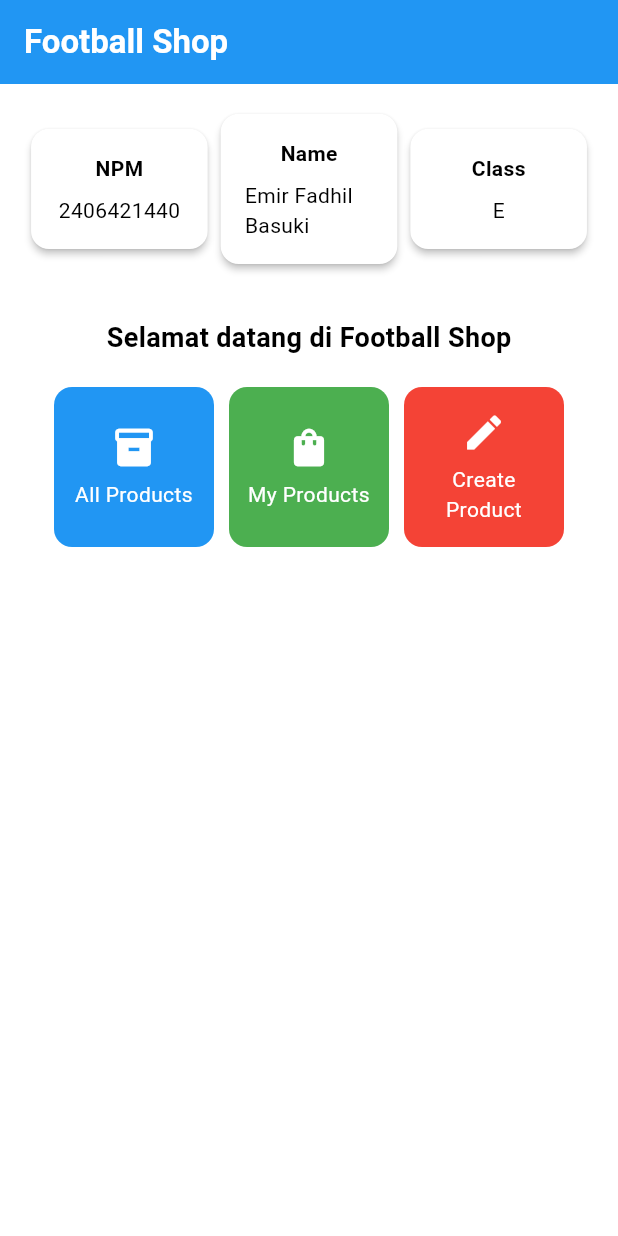
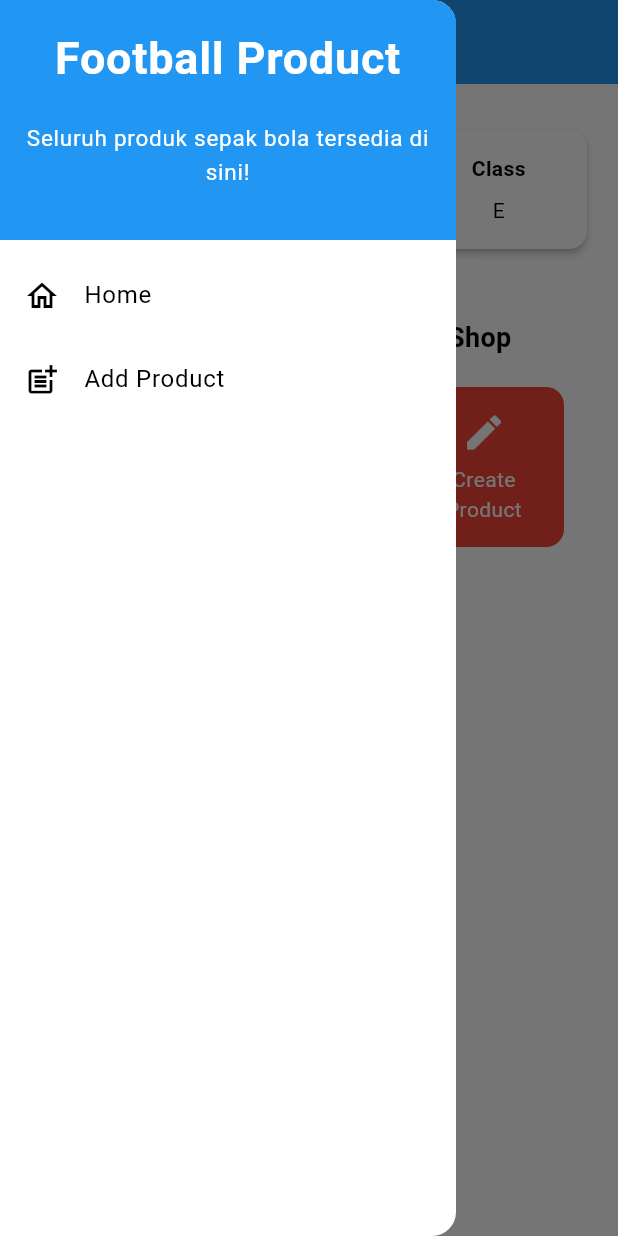
Before and after one commit to emirbasuki/football-shop-mobile, a Flutter app: the screen it shows after launch, with the side drawer open (before the commit the screen has no drawer), on a phone screen of 412 x 824 dp. Run offline on Flutter 3.47's test engine with Material 3 defaults, Android fonts, the phone set to English and light mode, and no system bars.

Commit message:
Tugas 8 Selesai

```diff
--- a/lib/main.dart
+++ b/lib/main.dart
@@ -1,5 +1,5 @@
 import 'package:flutter/material.dart';
-import 'package:football_shop/menu.dart';
+import 'package:football_shop/screens/menu.dart';
 
 void main() {
   runApp(const MyApp());
--- a/lib/menu.dart
+++ b/lib/screens/menu.dart
@@ -1,4 +1,6 @@
 import 'package:flutter/material.dart';
+import 'package:football_shop/widgets/left_drawer.dart';
+import 'package:football_shop/widgets/product_card.dart';
 
 class MyHomePage extends StatelessWidget {
   MyHomePage({super.key});
@@ -17,7 +19,7 @@ class MyHomePage extends StatelessWidget {
   Widget build(BuildContext context) {
     return Scaffold(
       appBar: AppBar(
-        // Judul aplikasi "Football News" dengan teks putih dan tebal.
+        // Judul aplikasi "Football Product" dengan teks putih dan tebal.
         title: const Text(
           'Football Shop',
           style: TextStyle(
@@ -28,6 +30,7 @@ class MyHomePage extends StatelessWidget {
         // Warna latar belakang AppBar diambil dari skema warna tema aplikasi.
         backgroundColor: Theme.of(context).colorScheme.primary,
       ),
+      drawer: LeftDrawer(),
       // Body halaman dengan padding di sekelilingnya.
       body: Padding(
         padding: const EdgeInsets.all(16.0),
@@ -125,67 +128,3 @@ class InfoCard extends StatelessWidget {
     );
   }
 }
-
-
-class ItemHomepage {
-  final String name;
-  final IconData icon;
-  final Color color;
-
-  ItemHomepage(this.name, this.icon, this.color);
-}
-
-
-class ItemCard extends StatelessWidget {
-  // Menampilkan kartu dengan ikon dan nama.
-
-  final ItemHomepage item;
-
-  const ItemCard(this.item, {super.key});
-
-  @override
-  Widget build(BuildContext context) {
-    return Material(
-      // Menentukan warna latar belakang dari tema aplikasi.
-      color: item.color,
-      // Membuat sudut kartu melengkung.
-      borderRadius: BorderRadius.circular(12),
-
-      child: InkWell(
-        // Aksi ketika kartu ditekan.
-        onTap: () {
-          // Menampilkan pesan SnackBar saat kartu ditekan.
-          ScaffoldMessenger.of(context)
-            ..hideCurrentSnackBar()
-            ..showSnackBar(
-                SnackBar(content: Text("Kamu telah menekan tombol ${item.name}!"))
-            );
-        },
-        // Container untuk menyimpan Icon dan Text
-        child: Container(
-          padding: const EdgeInsets.all(8),
-          child: Center(
-            child: Column(
-              // Menyusun ikon dan teks di tengah kartu.
-              mainAxisAlignment: MainAxisAlignment.center,
-              children: [
-                Icon(
-                  item.icon,
-                  color: Colors.white,
-                  size: 30.0,
-                ),
-                const Padding(padding: EdgeInsets.all(3)),
-                Text(
-                  item.name,
-                  textAlign: TextAlign.center,
-                  style: const TextStyle(color: Colors.white),
-                ),
-              ],
-            ),
-          ),
-        ),
-      ),
-    );
-  }
-
-}
--- /dev/null
+++ b/lib/widgets/left_drawer.dart
@@ -0,0 +1,80 @@
+import 'package:flutter/material.dart';
+import 'package:football_shop/screens/menu.dart';
+// : Impor halaman ProductFormPage jika sudah dibuat
+import 'package:football_shop/screens/shoplist_form.dart';
+
+class LeftDrawer extends StatelessWidget {
+  const LeftDrawer({super.key});
+
+  @override
+  Widget build(BuildContext context) {
+    return Drawer(
+      child: ListView(
+        children: [
+          const DrawerHeader(
+            decoration: BoxDecoration(
+              color: Colors.blue,
+            ),
+            child: Column(
+              children: [
+                Text(
+                  'Football Product',
+                  textAlign: TextAlign.center,
+                  style: TextStyle(
+                    fontSize: 30,
+                    fontWeight: FontWeight.bold,
+                    color: Colors.white,
+                  ),
+                ),
+                Padding(padding: EdgeInsets.all(10)),
+                Text("Seluruh produk sepak bola tersedia di sini!",
+                    textAlign: TextAlign.center,
+                    style: TextStyle(
+                      fontSize: 15,
+                      color: Colors.white,
+                      fontWeight: FontWeight.normal,
+                    ),
+                  ),
+              ],
+            ),
+          ),
+          // Bagian routing
+          ListTile(
+            leading: const Icon(Icons.home_outlined),
+            title: const Text('Home'),
+            // Bagian redirection ke MyHomePage
+            onTap: () {
+              Navigator.pushReplacement(
+                  context,
+                  MaterialPageRoute(
+                    builder: (context) => MyHomePage(),
+                  ));
+            },
+          ),
+          ListTile(
+            leading: const Icon(Icons.post_add),
+            title: const Text('Add Product'),
+            // Bagian redirection ke ProductFormPage
+            onTap: () {
+              /*
+              routing ke ProductFormPage di sini,
+              setelah halaman ProductFormPage sudah dibuat.
+              */
+              Navigator.push(
+                context,
+                MaterialPageRoute(
+                  builder: (context) => const ProductFormPage(),
+                ),
+              );
+            },
+          ),
+          // ListTile baru untuk ke halaman melihat product
+          // ListTile(
+          //   leading: const Icon(Icons.newspaper),
+          //   title: const Text('See Product'),
+          // ),
+        ],
+      ),
+    );
+  }
+}
--- /dev/null
+++ b/lib/widgets/product_card.dart
@@ -0,0 +1,74 @@
+import 'package:flutter/material.dart';
+import 'package:football_shop/screens/shoplist_form.dart';
+
+class ItemHomepage {
+  final String name;
+  final IconData icon;
+  final Color color;
+
+  ItemHomepage(this.name, this.icon, this.color);
+}
+
+class ItemCard extends StatelessWidget {
+  // Menampilkan kartu dengan ikon dan nama.
+
+  final ItemHomepage item;
+
+  const ItemCard(this.item, {super.key});
+
+  @override
+  Widget build(BuildContext context) {
+    return Material(
+      // Menentukan warna latar belakang dari tema aplikasi.
+      color: item.color,
+      // Membuat sudut kartu melengkung.
+      borderRadius: BorderRadius.circular(12),
+
+      child: InkWell(
+        // Aksi ketika kartu ditekan.
+        onTap: () {
+          // Menampilkan pesan SnackBar saat kartu ditekan.
+          ScaffoldMessenger.of(context)
+            ..hideCurrentSnackBar()
+            ..showSnackBar(
+                SnackBar(content: Text("Kamu telah menekan tombol ${item.name}!"))
+            );
+          // Navigate ke route yang sesuai (tergantung jenis tombol)
+          if (item.name == "Create Product") {
+            // : Gunakan Navigator.push untuk melakukan navigasi ke MaterialPageRoute yang mencakup ProductFormPage.
+            Navigator.push(
+              context,
+              MaterialPageRoute(
+                builder: (context) => const ProductFormPage(),
+              ),
+            );
+          }
+        },
+        // Container untuk menyimpan Icon dan Text
+        child: Container(
+          padding: const EdgeInsets.all(8),
+          child: Center(
+            child: Column(
+              // Menyusun ikon dan teks di tengah kartu.
+              mainAxisAlignment: MainAxisAlignment.center,
+              children: [
+                Icon(
+                  item.icon,
+                  color: Colors.white,
+                  size: 30.0,
+                ),
+                const Padding(padding: EdgeInsets.all(3)),
+                Text(
+                  item.name,
+                  textAlign: TextAlign.center,
+                  style: const TextStyle(color: Colors.white),
+                ),
+              ],
+            ),
+          ),
+        ),
+      ),
+    );
+  }
+
+}
```
Also changed, not shown: lib/screens/shoplist_form.dart (added, +266 -0 lines), 1 other file.
